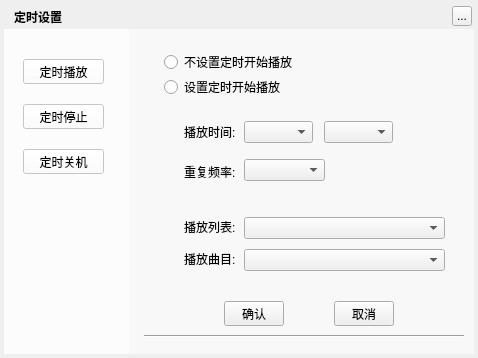
Old version of the form TTKCore/musicUiKits/musicToolsetsKits/musictimerwidget.ui in the repository Greedysky/TTKMusicPlayer.
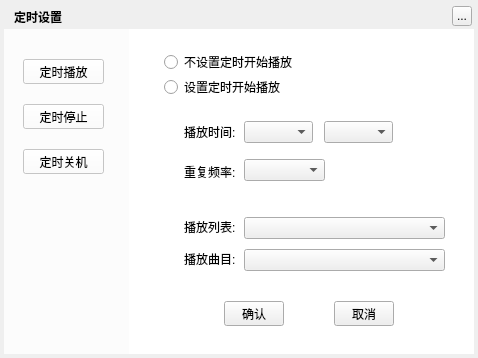
New version of the form.

What changed in the file:
```diff
--- a/TTKCore/musicUiKits/musicToolsetsKits/musictimerwidget.ui
+++ b/TTKCore/musicUiKits/musicToolsetsKits/musictimerwidget.ui
@@ -447,19 +447,6 @@
     <string>取消</string>
    </property>
   </widget>
-  <widget class="Line" name="line_4">
-   <property name="geometry">
-    <rect>
-     <x>144</x>
-     <y>334</y>
-     <width>320</width>
-     <height>5</height>
-    </rect>
-   </property>
-   <property name="orientation">
-    <enum>Qt::Horizontal</enum>
-   </property>
-  </widget>
   <widget class="QWidget" name="backgroundMask2" native="true">
    <property name="geometry">
     <rect>
@@ -470,7 +457,7 @@
     </rect>
    </property>
    <property name="styleSheet">
-    <string notr="true">background:rgba(255,255,255,150)</string>
+    <string notr="true">background:white;</string>
    </property>
   </widget>
   <zorder>background</zorder>
```
Left out of the diff: 1 changed line with no effect on the pictures.
